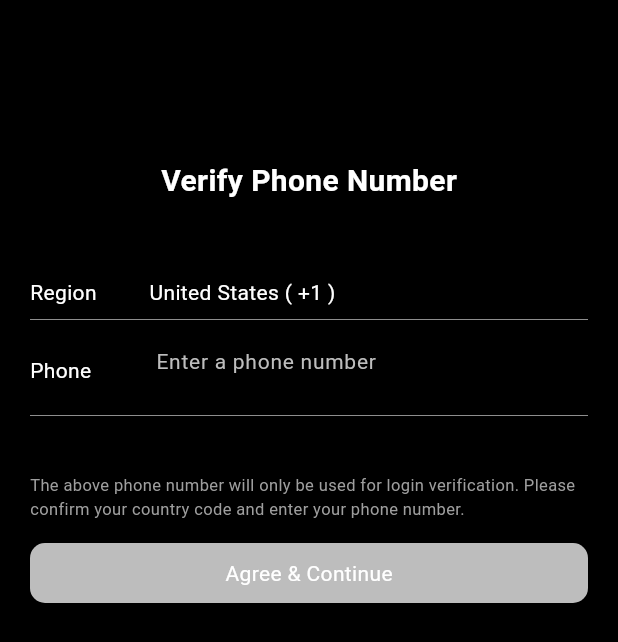
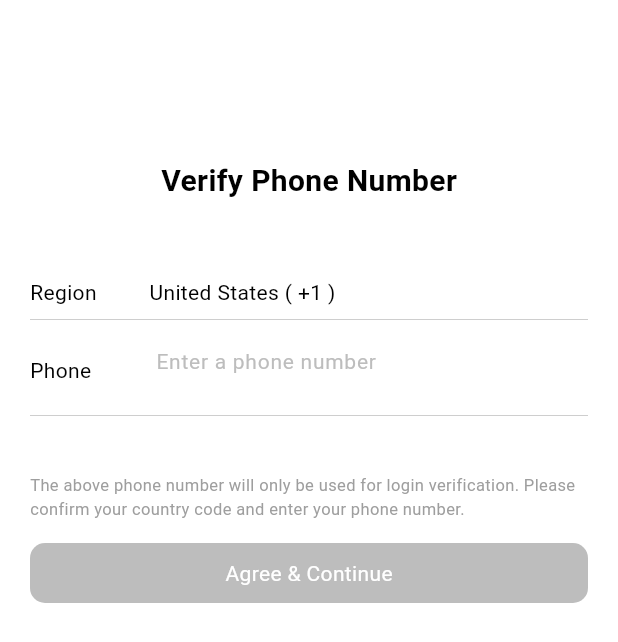
Before and after one commit to Akotox/phone_otp_verification, a Flutter app: the screen it shows after launch, after a tap on "Region", after a tap on the "arrow back ios" icon, after a tap on "Agree & Continue", on a phone screen of 412 x 824 dp. Shown: the top 642 px of the screen. Run offline on Flutter 3.47's test engine with Material 3 defaults, Android fonts, the phone set to English and light mode, and no system bars; our stand-ins replace flutter_otp_text_field.

Commit message:
Update phone verification page and add next page

```diff
--- a/example/lib/main.dart
+++ b/example/lib/main.dart
@@ -35,21 +35,43 @@ class _HomePageState extends State<HomePage> {
     return PhoneVerification(
       isFirstPage: true,
       enableLogo: false,
-      themeColor: Colors.blueAccent,
-      backgroundColor: Colors.black,
+      themeColor: Colors.green,
       initialPageText: "Verify Phone Number",
       initialPageTextStyle: const TextStyle(
-        color: Colors.white,
+        color: Colors.black,
         fontSize: 20,
         fontWeight: FontWeight.bold,
       ),
-      textColor: Colors.white,
+      textColor: Colors.black,
       onSend: (String value) {
         print('Phone number: $value');
       },
       onVerification: (String value) {
         print('OTP: $value');
+        Navigator.push(
+          context,
+          MaterialPageRoute(
+            builder: (context) => const NextPage(),
+          ),
+        );
       },
     );
   }
 }
+
+
+class NextPage extends StatelessWidget {
+  const NextPage({super.key});
+
+  @override
+  Widget build(BuildContext context) {
+    return Scaffold(
+      appBar: AppBar(
+        title: const Text('Next Page'),
+      ),
+      body: const Center(
+        child: Text('Next Page'),
+      ),
+    );
+  }
+}
--- a/lib/phone_verification.dart
+++ b/lib/phone_verification.dart
@@ -44,6 +44,7 @@ class PhoneVerification extends StatefulWidget {
 
 class _PhoneVerificationState extends State<PhoneVerification> {
   final PageController controller = PageController(initialPage: 0);
+  final ScrollController scrollController = ScrollController();
   final TextEditingController phoneNumber = TextEditingController();
   final TextEditingController searchQuery = TextEditingController();
   int pageIndex = 0;
@@ -62,6 +63,7 @@ class _PhoneVerificationState extends State<PhoneVerification> {
   @override
   void dispose() {
     controller.dispose();
+    scrollController.dispose();
     super.dispose();
   }
 
@@ -123,15 +125,17 @@ class _PhoneVerificationState extends State<PhoneVerification> {
                     ),
           leading: GestureDetector(
             onTap: () {
-              if (pageIndex == 0) {
-                !widget.isFirstPage ? Navigator.pop(context) : null;
+              if (pageIndex == 0 && widget.isFirstPage == true) {
+                Navigator.pop(context);
               } else {
                 setState(() {
                   pageIndex = 0;
                 });
+                if (controller.hasClients && mounted) {
                   controller.animateToPage(0,
                       duration: const Duration(milliseconds: 300),
                       curve: Curves.easeOut);
+                }
               }
             },
             child: pageIndex != 0
@@ -148,6 +152,8 @@ class _PhoneVerificationState extends State<PhoneVerification> {
                       onTap: () {
                         setState(() {
                           search = !search;
+                          searchQuery.clear();
+                          searchResults = [];
                         });
                       },
                       child: Icon(!search ? Icons.search : Icons.close),
@@ -205,9 +211,11 @@ class _PhoneVerificationState extends State<PhoneVerification> {
                       setState(() {
                         pageIndex = 2;
                       });
+                      if (controller.hasClients && mounted) {
                         controller.animateToPage(2,
-                          duration: const Duration(milliseconds: 300),
-                          curve: Curves.easeOut);
+                            duration: const Duration(milliseconds: 600),
+                            curve: Curves.easeIn);
+                      }
                     },
                     child: Row(
                       children: [
@@ -304,9 +312,11 @@ class _PhoneVerificationState extends State<PhoneVerification> {
                         setState(() {
                           pageIndex = 1;
                         });
+                        if (controller.hasClients && mounted) {
                           controller.animateToPage(1,
-                            duration: const Duration(milliseconds: 300),
+                              duration: const Duration(milliseconds: 600),
                               curve: Curves.easeOut);
+                        }
                       }
                     },
                     child: Container(
@@ -329,6 +339,7 @@ class _PhoneVerificationState extends State<PhoneVerification> {
               ),
             ),
             widget.otpVerificationWidget == null
+                ? pageIndex == 1
                     ? SizedBox(
                         width: MediaQuery.of(context).size.width,
                         height: MediaQuery.of(context).size.height,
@@ -338,7 +349,8 @@ class _PhoneVerificationState extends State<PhoneVerification> {
                             const SizedBox(
                               height: 90,
                             ),
-                        widget.enableLogo == null || widget.enableLogo == false
+                            widget.enableLogo == null ||
+                                    widget.enableLogo == false
                                 ? const SizedBox.shrink()
                                 : CircleAvatar(
                                     radius: 50,
@@ -349,8 +361,8 @@ class _PhoneVerificationState extends State<PhoneVerification> {
                                       child: widget.logoPath != null &&
                                               widget.enableLogo == true
                                           ? Image(
-                                          image:
-                                              AssetImage(widget.logoPath ?? ''),
+                                              image: AssetImage(
+                                                  widget.logoPath ?? ''),
                                               height: 100,
                                               width: 100,
                                             )
@@ -362,11 +374,13 @@ class _PhoneVerificationState extends State<PhoneVerification> {
                                     )),
                             const SizedBox(height: 30),
                             Center(
-                          child: Text(widget.otpTitleText ?? "Enter Your Code",
+                              child: Text(
+                                  widget.otpTitleText ?? "Enter Your Code",
                                   style: widget.style ??
                                       TextStyle(
                                           fontSize: 20,
-                                      color: widget.themeColor ?? Colors.green,
+                                          color:
+                                              widget.themeColor ?? Colors.green,
                                           fontWeight: FontWeight.bold)),
                             ),
                             const SizedBox(height: 30),
@@ -383,21 +397,24 @@ class _PhoneVerificationState extends State<PhoneVerification> {
                               numberOfFields: 6,
                               borderColor: Colors.grey,
                               mainAxisAlignment: MainAxisAlignment.spaceBetween,
-                          focusedBorderColor: widget.themeColor ?? Colors.green,
+                              focusedBorderColor:
+                                  widget.themeColor ?? Colors.green,
                               textStyle: TextStyle(
                                   fontSize: 16,
                                   color: widget.textColor ?? Colors.black,
                                   fontWeight: FontWeight.bold),
                               showFieldAsBox: false,
                               borderWidth: 2.0,
-                          onCodeChanged: (String code) {
+                              onCodeChanged: (String code) {},
+                              onSubmit: (String code) {
                                 verificationCode = code;
-                          },
-                          onSubmit: (String code) {
-                            widget.onVerification(code);
-                            setState(() {
-                              verificationCode = code;
-                            });
+                                if (mounted) {
+                                  if (verificationCode == null) {
+                                    return;
+                                  } else {
+                                    widget.onVerification(verificationCode!);
+                                  }
+                                }
                               },
                             ),
                             const SizedBox(
@@ -420,7 +437,8 @@ class _PhoneVerificationState extends State<PhoneVerification> {
                                 decoration: BoxDecoration(
                                   color: verificationCode != null &&
                                           verificationCode!.length == 6
-                                  ? widget.themeColor ?? Colors.green.shade600
+                                      ? widget.themeColor ??
+                                          Colors.green.shade600
                                       : Colors.grey.shade400,
                                   borderRadius: BorderRadius.circular(10),
                                 ),
@@ -434,12 +452,18 @@ class _PhoneVerificationState extends State<PhoneVerification> {
                           ],
                         ),
                       )
+                    : Container(
+                        width: MediaQuery.of(context).size.width,
+                        height: MediaQuery.of(context).size.height,
+                        color: widget.backgroundColor ?? Colors.white,
+                      )
                 : widget.otpVerificationWidget!,
             searchResults.isNotEmpty
                 ? SizedBox(
                     height: MediaQuery.of(context).size.height,
                     width: MediaQuery.of(context).size.width,
                     child: ListView.builder(
+                      controller: scrollController,
                       itemCount: searchResults.length,
                       itemBuilder: (context, index) {
                         Country pickedCountry = searchResults[index];
@@ -452,9 +476,11 @@ class _PhoneVerificationState extends State<PhoneVerification> {
                               country = pickedCountry;
                               pageIndex = 0;
                             });
+                            if (scrollController.hasClients && mounted) {
                               controller.animateToPage(0,
                                   duration: const Duration(milliseconds: 400),
                                   curve: Curves.fastOutSlowIn);
+                            }
                           },
                           title: Text(
                             pickedCountry.country,
@@ -474,6 +500,7 @@ class _PhoneVerificationState extends State<PhoneVerification> {
                     height: MediaQuery.of(context).size.height,
                     width: MediaQuery.of(context).size.width,
                     child: ListView.builder(
+                      controller: scrollController,
                       itemCount: allCountries.values.fold(
                           0,
                           (previousValue, element) =>
@@ -504,9 +531,13 @@ class _PhoneVerificationState extends State<PhoneVerification> {
                                   country = pickedCountry;
                                   pageIndex = 0;
                                 });
+
+                                if (controller.hasClients && mounted) {
                                   controller.animateToPage(0,
-                                    duration: const Duration(milliseconds: 400),
+                                      duration:
+                                          const Duration(milliseconds: 600),
                                       curve: Curves.fastOutSlowIn);
+                                }
                               },
                               title: Text(
                                 pickedCountry.country,
```
Lines whose indentation alone changed are shown as unchanged.
